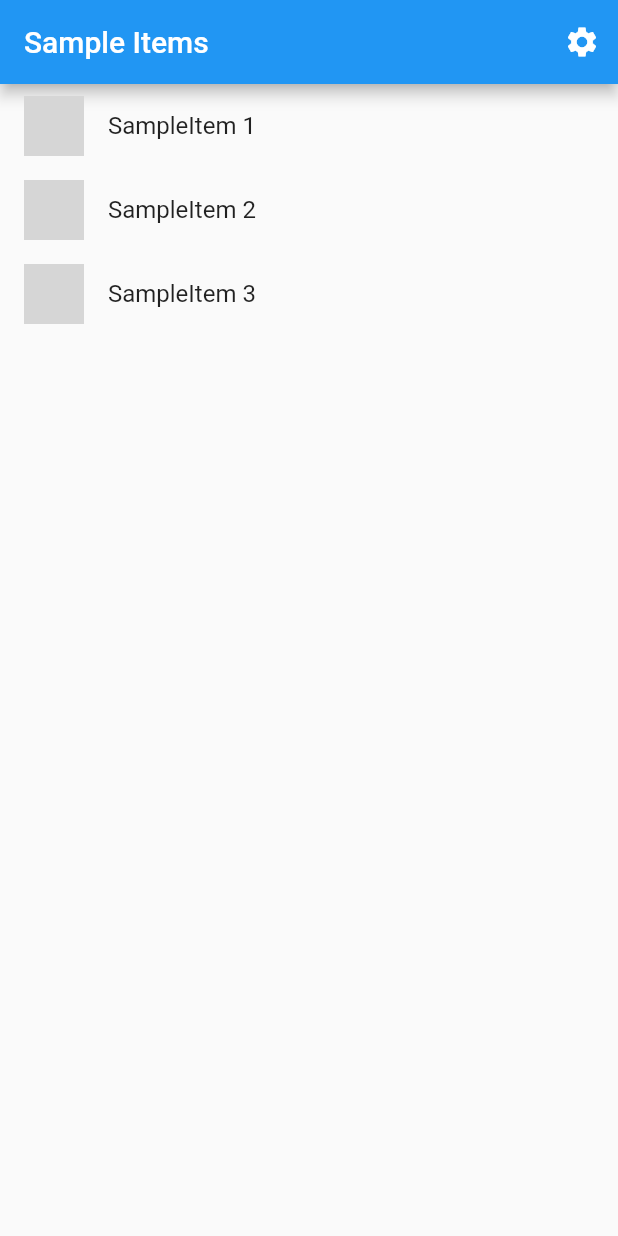
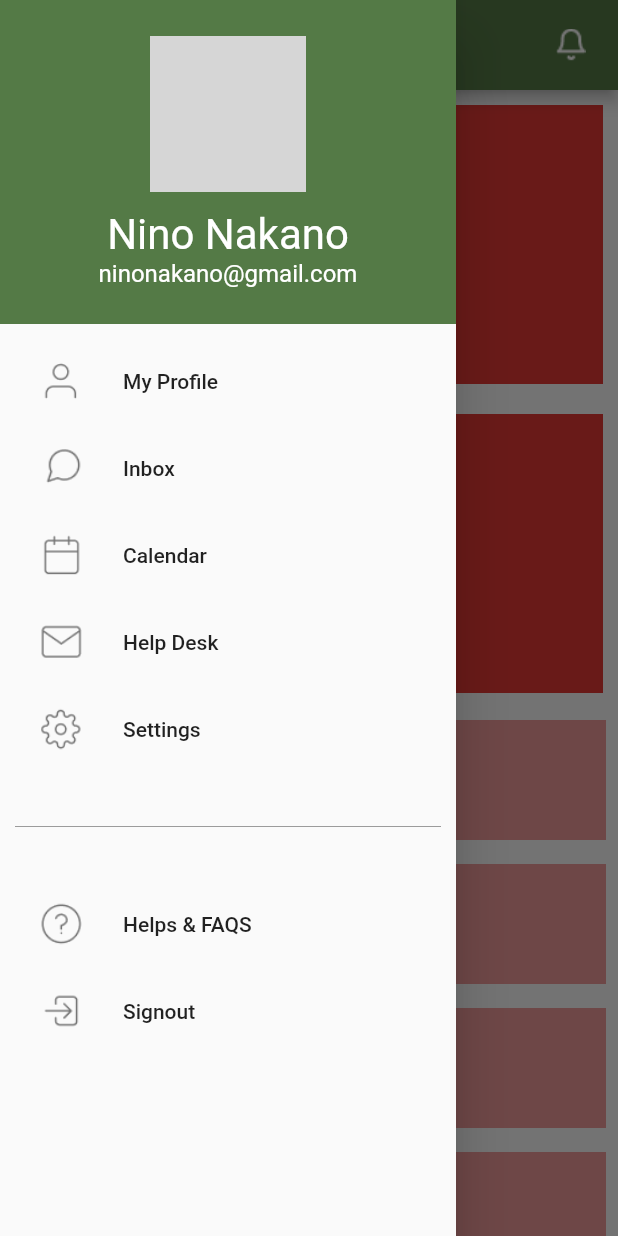
Before and after one commit to zhrssh/unicon-app, a Flutter app: the screen it shows after launch, with the side drawer open (before the commit the screen has no drawer), on a phone screen of 412 x 824 dp. Run offline on Flutter 3.47's test engine with Material 2 defaults, Android fonts, the light colour scheme and no system bars; network calls fail; grey boxes are pictures that could not be loaded.

Commit message:
Added Navigation Menu Homepage and responsiveness

```diff
--- a/unicon/lib/main.dart
+++ b/unicon/lib/main.dart
@@ -1,20 +1,25 @@
 import 'package:flutter/material.dart';
-
-import 'src/app.dart';
-import 'src/settings/settings_controller.dart';
-import 'src/settings/settings_service.dart';
+import 'package:unicon/responsive/responsive_layout.dart';
+import 'package:unicon/src/homepage.dart';
 
 void main() async {
-  // Set up the SettingsController, which will glue user settings to multiple
-  // Flutter Widgets.
-  final settingsController = SettingsController(SettingsService());
+  runApp(const MyApp());
+}
 
-  // Load the user's preferred theme while the splash screen is displayed.
-  // This prevents a sudden theme change when the app is first displayed.
-  await settingsController.loadSettings();
+class MyApp extends StatelessWidget {
+  const MyApp({super.key});
 
-  // Run the app and pass in the SettingsController. The app listens to the
-  // SettingsController for changes, then passes it further down to the
-  // SettingsView.
-  runApp(MyApp(settingsController: settingsController));
+  @override
+  Widget build(BuildContext context) {
+    // ignore: prefer_const_constructors
+    return MaterialApp(
+      debugShowCheckedModeBanner: false,
+      // ignore: prefer_const_constructors
+      home: ResponsiveLayout(
+        mobileScaffold: const MobilePage(),
+        tabletScaffold: const TabletPage(),
+        desktopScaffold: const DesktopPage(),
+      ),
+    );
+  }
 }
--- /dev/null
+++ b/unicon/lib/responsive/dimensions.dart
@@ -0,0 +1,5 @@
+// Setting common device dimensions
+
+const mobileWidth = 500;
+const tabletWidth = 1100;
+const desktopWidth = 0;
--- /dev/null
+++ b/unicon/lib/responsive/responsive_layout.dart
@@ -0,0 +1,30 @@
+import 'package:flutter/material.dart';
+import 'package:unicon/responsive/dimensions.dart';
+
+class ResponsiveLayout extends StatelessWidget {
+  final Widget mobileScaffold;
+  final Widget tabletScaffold;
+  final Widget desktopScaffold;
+
+  const ResponsiveLayout({
+    super.key,
+    required this.mobileScaffold,
+    required this.tabletScaffold,
+    required this.desktopScaffold,
+  });
+
+  @override
+  Widget build(BuildContext context) {
+    return LayoutBuilder(
+      builder: (context, constraints) {
+        if (constraints.maxWidth < mobileWidth) {
+          return mobileScaffold;
+        } else if (constraints.maxWidth < tabletWidth) {
+          return tabletScaffold;
+        } else {
+          return desktopScaffold;
+        }
+      },
+    );
+  }
+}
--- a/unicon/lib/src/app.dart
+++ /dev/null
@@ -1,85 +0,0 @@
-import 'package:flutter/material.dart';
-import 'package:flutter_gen/gen_l10n/app_localizations.dart';
-import 'package:flutter_localizations/flutter_localizations.dart';
-
-import 'sample_feature/sample_item_details_view.dart';
-import 'sample_feature/sample_item_list_view.dart';
-import 'settings/settings_controller.dart';
-import 'settings/settings_view.dart';
-
-/// The Widget that configures your application.
-class MyApp extends StatelessWidget {
-  const MyApp({
-    super.key,
-    required this.settingsController,
-  });
-
-  final SettingsController settingsController;
-
-  @override
-  Widget build(BuildContext context) {
-    // Glue the SettingsController to the MaterialApp.
-    //
-    // The AnimatedBuilder Widget listens to the SettingsController for changes.
-    // Whenever the user updates their settings, the MaterialApp is rebuilt.
-    return AnimatedBuilder(
-      animation: settingsController,
-      builder: (BuildContext context, Widget? child) {
-        return MaterialApp(
-          // Providing a restorationScopeId allows the Navigator built by the
-          // MaterialApp to restore the navigation stack when a user leaves and
-          // returns to the app after it has been killed while running in the
-          // background.
-          restorationScopeId: 'app',
-
-          // Provide the generated AppLocalizations to the MaterialApp. This
-          // allows descendant Widgets to display the correct translations
-          // depending on the user's locale.
-          localizationsDelegates: const [
-            AppLocalizations.delegate,
-            GlobalMaterialLocalizations.delegate,
-            GlobalWidgetsLocalizations.delegate,
-            GlobalCupertinoLocalizations.delegate,
-          ],
-          supportedLocales: const [
-            Locale('en', ''), // English, no country code
-          ],
-
-          // Use AppLocalizations to configure the correct application title
-          // depending on the user's locale.
-          //
-          // The appTitle is defined in .arb files found in the localization
-          // directory.
-          onGenerateTitle: (BuildContext context) =>
-              AppLocalizations.of(context)!.appTitle,
-
-          // Define a light and dark color theme. Then, read the user's
-          // preferred ThemeMode (light, dark, or system default) from the
-          // SettingsController to display the correct theme.
-          theme: ThemeData(),
-          darkTheme: ThemeData.dark(),
-          themeMode: settingsController.themeMode,
-
-          // Define a function to handle named routes in order to support
-          // Flutter web url navigation and deep linking.
-          onGenerateRoute: (RouteSettings routeSettings) {
-            return MaterialPageRoute<void>(
-              settings: routeSettings,
-              builder: (BuildContext context) {
-                switch (routeSettings.name) {
-                  case SettingsView.routeName:
-                    return SettingsView(controller: settingsController);
-                  case SampleItemDetailsView.routeName:
-                    return const SampleItemDetailsView();
-                  case SampleItemListView.routeName:
-                  default:
-                    return const SampleItemListView();
-                }
-              },
-            );
-          },
-        );
-      },
-    );
-  }
-}
--- /dev/null
+++ b/unicon/lib/src/homepage.dart
@@ -0,0 +1,95 @@
+import 'package:flutter/material.dart';
+import 'package:unicon/src/placeholder.dart';
+import 'navigation_drawer.dart';
+
+class MobilePage extends StatefulWidget {
+  const MobilePage({super.key});
+
+  @override
+  State<MobilePage> createState() => _MobilePageState();
+}
+
+class _MobilePageState extends State<MobilePage> {
+  @override
+  Widget build(BuildContext context) {
+    return Scaffold(
+      appBar: AppBar(
+        actions: <Widget>[
+          IconButton(
+            padding: EdgeInsets.only(
+                right: 15 + MediaQuery.of(context).padding.right),
+            icon: SizedBox(
+              height: 30,
+              child: Image.asset('assets/icons/notification.png'),
+            ),
+            onPressed: () {},
+          )
+        ],
+        title: const Text('Current Location'),
+        centerTitle: true,
+        titleTextStyle:
+            const TextStyle(fontSize: 15, fontWeight: FontWeight.bold),
+        toolbarHeight: 60,
+        backgroundColor: const Color.fromARGB(255, 84, 122, 70),
+      ),
+      backgroundColor: Colors.grey[50],
+      drawer: const NavigationDrawer(),
+      body: Column(
+        children: [
+          AspectRatio(
+            aspectRatio: 1,
+            child: SizedBox(
+              width: double.infinity,
+              // Placeholder
+              child: GridView.builder(
+                gridDelegate: const SliverGridDelegateWithFixedCrossAxisCount(
+                    crossAxisCount: 2),
+                itemBuilder: (context, index) {
+                  return Padding(
+                    padding: const EdgeInsets.all(10.0),
+                    child: Container(color: Colors.red[600]),
+                  );
+                },
+              ),
+            ),
+          ),
+          Expanded(
+            child: ListView.builder(
+                itemCount: 5,
+                itemBuilder: (context, index) {
+                  return const Tiles();
+                }),
+          )
+        ],
+      ),
+    );
+  }
+}
+
+class TabletPage extends StatefulWidget {
+  const TabletPage({super.key});
+
+  @override
+  State<TabletPage> createState() => _TabletPageState();
+}
+
+class _TabletPageState extends State<TabletPage> {
+  @override
+  Widget build(BuildContext context) {
+    return Container();
+  }
+}
+
+class DesktopPage extends StatefulWidget {
+  const DesktopPage({super.key});
+
+  @override
+  State<DesktopPage> createState() => _DesktopPageState();
+}
+
+class _DesktopPageState extends State<DesktopPage> {
+  @override
+  Widget build(BuildContext context) {
+    return Container();
+  }
+}
--- /dev/null
+++ b/unicon/lib/src/navigation_drawer.dart
@@ -0,0 +1,118 @@
+import 'package:flutter/material.dart';
+
+class NavigationDrawer extends StatelessWidget {
+  const NavigationDrawer({super.key});
+
+  @override
+  Widget build(BuildContext context) => Drawer(
+        child: SingleChildScrollView(
+          child: Column(
+            crossAxisAlignment: CrossAxisAlignment.stretch,
+            children: <Widget>[
+              buildHeader(context),
+              buildMenuItems(context),
+            ],
+          ),
+        ),
+      );
+
+  Widget buildHeader(BuildContext context) => Container(
+        // color: const Color.fromARGB(255, 84, 122, 70),
+        color: const Color.fromARGB(255, 84, 122, 70),
+        padding: EdgeInsets.only(
+            top: 24 + MediaQuery.of(context).padding.top, bottom: 24),
+        child: Column(
+          children: const [
+            CircleAvatar(
+              radius: 52,
+              backgroundImage: NetworkImage(
+                  'https://i.pinimg.com/originals/8a/63/04/8a6304985aa67c8133bf8881256d31be.jpg'),
+            ),
+            SizedBox(
+              height: 12,
+            ),
+            Text(
+              'Nino Nakano',
+              style: TextStyle(fontSize: 28, color: Colors.white),
+            ),
+            Text(
+              'ninonakano@gmail.com',
+              style: TextStyle(fontSize: 16, color: Colors.white),
+            )
+          ],
+        ),
+      );
+
+  Widget buildMenuItems(BuildContext context) => Container(
+        padding: const EdgeInsets.all(10),
+        child: Wrap(
+          runSpacing: 2,
+          children: [
+            ListTile(
+              leading: SizedBox(
+                height: 30,
+                child: Image.asset('assets/icons/profile.png'),
+              ),
+              title: const Text('My Profile'),
+              onTap: () {},
+            ),
+            ListTile(
+              leading: SizedBox(
+                height: 30,
+                child: Image.asset('assets/icons/inbox.png'),
+              ),
+              title: const Text('Inbox'),
+              onTap: () {},
+            ),
+            ListTile(
+              leading: SizedBox(
+                height: 30,
+                child: Image.asset('assets/icons/calendar.png'),
+              ),
+              title: const Text('Calendar'),
+              onTap: () {},
+            ),
+            ListTile(
+              leading: SizedBox(
+                height: 30,
+                child: Image.asset('assets/icons/helpdesk.png'),
+              ),
+              title: const Text('Help Desk'),
+              onTap: () {},
+            ),
+            ListTile(
+              leading: SizedBox(
+                height: 30,
+                child: Image.asset('assets/icons/settings.png'),
+              ),
+              title: const Text('Settings'),
+              onTap: () {},
+            ),
+            // Place holder
+            Container(
+              height: 25,
+            ),
+            const Divider(color: Colors.black38),
+            Container(
+              height: 25,
+            ),
+            ListTile(
+              leading: SizedBox(
+                height: 30,
+                child: Image.asset('assets/icons/faqs.png'),
+              ),
+              title: const Text('Helps & FAQS'),
+              onTap: () {},
+            ),
+            ListTile(
+              leading: SizedBox(
+                height: 30,
+                child: Image.asset('assets/icons/signout.png'),
+              ),
+              title: const Text('Signout'),
+              onTap: () {},
+            ),
+          ],
+        ),
+      );
+}
--- /dev/null
+++ b/unicon/lib/src/placeholder.dart
@@ -0,0 +1,15 @@
+import 'package:flutter/material.dart';
+
+class Tiles extends StatelessWidget {
+  const Tiles({super.key});
+
+  @override
+  Widget build(BuildContext context) {
+    return Padding(
+        padding: const EdgeInsets.all(8.0),
+        child: Container(
+          color: Colors.red[200],
+          height: 80,
+        ));
+  }
+}
--- a/unicon/pubspec.yaml
+++ b/unicon/pubspec.yaml
@@ -30,3 +30,4 @@ flutter:
   assets:
     # Add assets from the images directory to the application.
     - assets/images/
+    - assets/icons/
```
Also changed, not shown: unicon/assets/icons/calendar.png (added), unicon/assets/icons/faqs.png (added), unicon/assets/icons/helpdesk.png (added), unicon/assets/icons/inbox.png (added), unicon/assets/icons/notification.png (added), unicon/assets/icons/profile.png (added), unicon/assets/icons/settings.png (added), unicon/assets/icons/signout.png (added).
